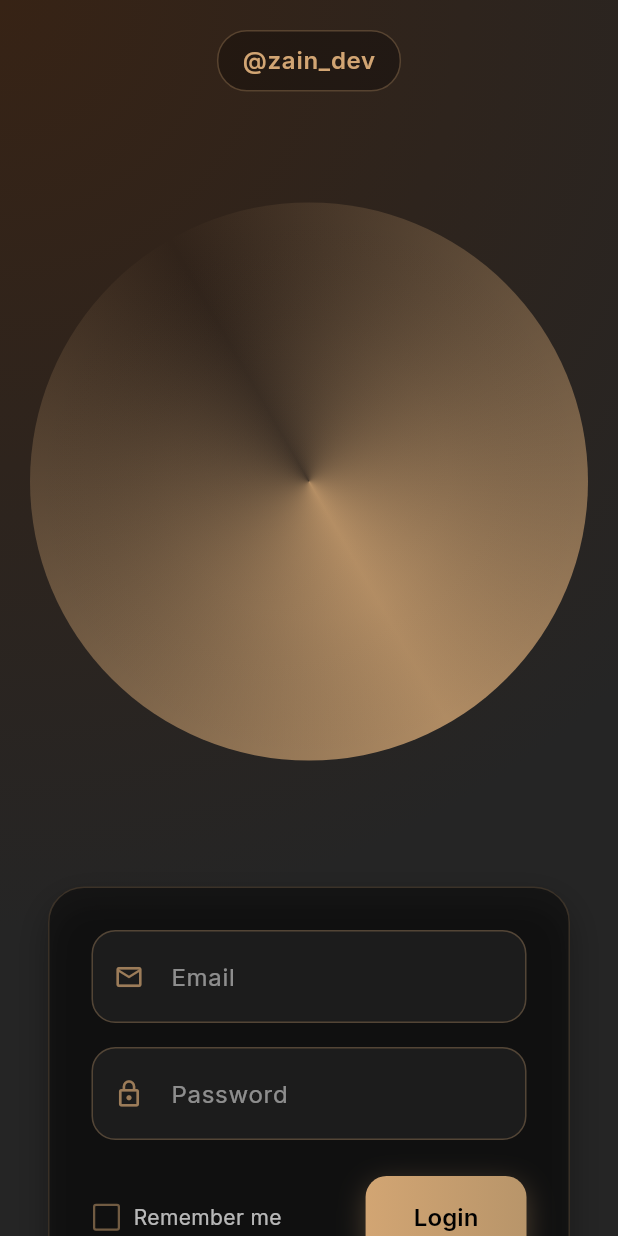
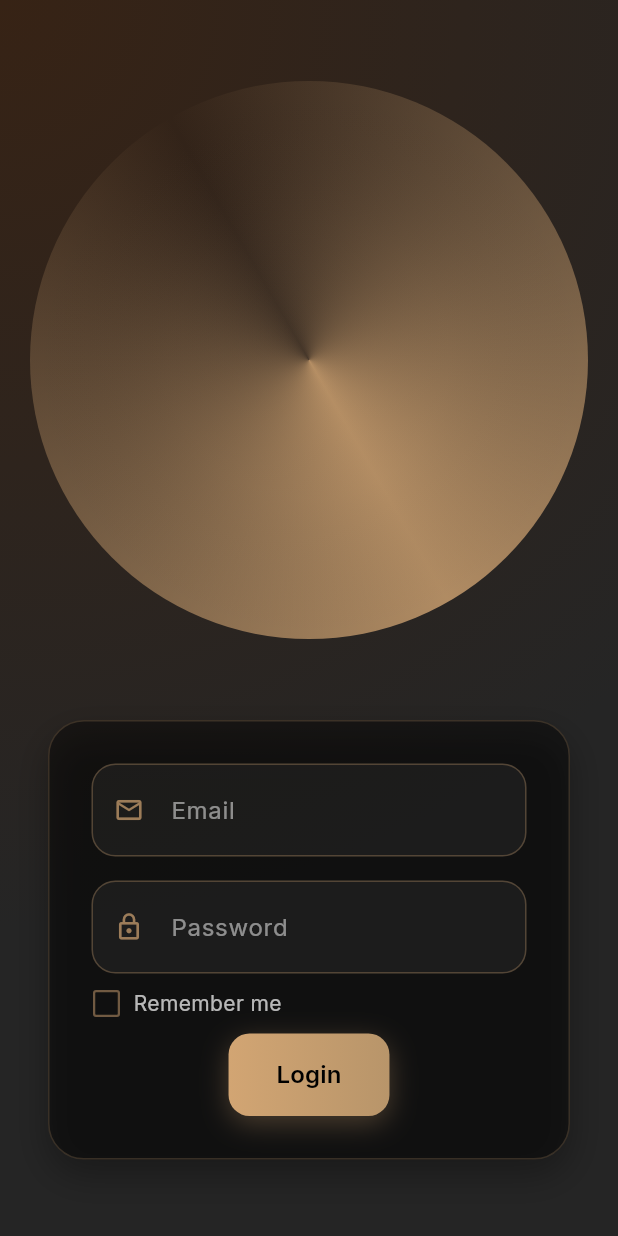
Before and after one commit to vaghasiyasahil/Animated-Login-Page, a Flutter app: the screen it shows after launch, on a phone screen of 412 x 824 dp. Run offline on Flutter 3.47's test engine with Material 3 defaults, Android fonts, the phone set to English and light mode, and no system bars; our stand-ins replace google_fonts, rive; statements that could not run were skipped.

Commit message:
Initial commit

```diff
--- a/lib/main.dart
+++ b/lib/main.dart
@@ -17,7 +17,7 @@ class MyApp extends StatelessWidget {
         primarySwatch: Colors.blue,
       ),
       debugShowCheckedModeBanner: false,
-      home: LoginScreen(),
+      home: const LoginScreen(),
     );
   }
 }
--- a/lib/screens/login_screen.dart
+++ b/lib/screens/login_screen.dart
@@ -1,4 +1,3 @@
-import 'package:flutter/foundation.dart';
 import 'package:flutter/material.dart';
 import 'package:flutter/services.dart';
 import 'package:google_fonts/google_fonts.dart';
@@ -122,6 +121,8 @@ class _LoginScreenState extends State<LoginScreen> with TickerProviderStateMixin
 
   void handleFocus() {
     isChecking?.change(true);
+    isHandUp?.change(false);
+    numLook?.change(0);
   }
 
   void handlePasswordFocus() {
@@ -129,6 +130,8 @@ class _LoginScreenState extends State<LoginScreen> with TickerProviderStateMixin
     isHandUp?.change(true);
     numLook?.change(0);
   }
+
+
 
   void moveEyeTrack(String val) {
     numLook?.change(val.length.toDouble());
@@ -174,42 +177,11 @@ class _LoginScreenState extends State<LoginScreen> with TickerProviderStateMixin
             child: SafeArea(
               child: Column(
                 children: [
-                  // Header
-                  Padding(
-                    padding: const EdgeInsets.all(20.0),
-                    child: Row(
-                      mainAxisAlignment: MainAxisAlignment.center,
-                      children: [
-                        Container(
-                          padding: const EdgeInsets.symmetric(horizontal: 16, vertical: 8),
-                          decoration: BoxDecoration(
-                            color: Colors.black.withOpacity(0.3),
-                            borderRadius: BorderRadius.circular(20),
-                            border: Border.all(
-                              color: const Color(0xFFD2A573).withOpacity(0.3),
-                              width: 1,
-                            ),
-                          ),
-                          child: Text(
-                            '@zain_dev',
-                            style: GoogleFonts.inter(
-                              color: const Color(0xFFD2A573),
-                              fontWeight: FontWeight.w600,
-                              fontSize: 16,
-                              letterSpacing: 0.5,
-                            ),
-                          ),
-                        ),
-                      ],
-                    ),
-                  ),
-
                   // Main content
                   Expanded(
                     child: SingleChildScrollView(
                       child: Column(
                         children: [
-                          // Rive Asset with subtle glow effect
                           AnimatedBuilder(
                             animation: _riveAnimation,
                             builder: (context, child) {
@@ -233,9 +205,9 @@ class _LoginScreenState extends State<LoginScreen> with TickerProviderStateMixin
                                                 shape: BoxShape.circle,
                                                 gradient: SweepGradient(
                                                   colors: [
-                                                    const Color(0xFFD2A573).withOpacity(0.0),
-                                                    const Color(0xFFD2A573).withOpacity(0.8),
-                                                    const Color(0xFFD2A573).withOpacity(0.0),
+                                                    const Color(0xFFD2A573).withValues(alpha: 0.0),
+                                                    const Color(0xFFD2A573).withValues(alpha: 0.8),
+                                                    const Color(0xFFD2A573).withValues(alpha: 0.0),
                                                   ],
                                                   stops: const [0.0, 0.5, 1.0],
                                                   transform: GradientRotation(_backgroundAnimation.value * 6.28),
@@ -243,7 +215,7 @@ class _LoginScreenState extends State<LoginScreen> with TickerProviderStateMixin
                                               ),
                                               child: Container(
                                                 margin: const EdgeInsets.all(3),
-                                                decoration: BoxDecoration(
+                                                decoration: const BoxDecoration(
                                                   shape: BoxShape.circle,
                                                   color: Colors.transparent,
                                                 ),
@@ -259,8 +231,8 @@ class _LoginScreenState extends State<LoginScreen> with TickerProviderStateMixin
                                             shape: BoxShape.circle,
                                             gradient: RadialGradient(
                                               colors: [
-                                                const Color(0xFFD2A573).withOpacity(0.15),
-                                                const Color(0xFFD2A573).withOpacity(0.05),
+                                                const Color(0xFFD2A573).withValues(alpha: 0.15),
+                                                const Color(0xFFD2A573).withValues(alpha: 0.05),
                                                 Colors.transparent,
                                               ],
                                             ),
@@ -275,12 +247,12 @@ class _LoginScreenState extends State<LoginScreen> with TickerProviderStateMixin
                                               borderRadius: BorderRadius.circular(24),
                                               boxShadow: [
                                                 BoxShadow(
-                                                  color: Colors.black.withOpacity(0.4),
+                                                  color: Colors.black.withValues(alpha: 0.4),
                                                   blurRadius: 30,
                                                   offset: const Offset(0, 15),
                                                 ),
                                                 BoxShadow(
-                                                  color: const Color(0xFFD2A573).withOpacity(0.2),
+                                                  color: const Color(0xFFD2A573).withValues(alpha: 0.2),
                                                   blurRadius: 40,
                                                   offset: const Offset(0, 0),
                                                 ),
@@ -294,7 +266,7 @@ class _LoginScreenState extends State<LoginScreen> with TickerProviderStateMixin
                                                     center: Alignment.center,
                                                     radius: 0.8,
                                                     colors: [
-                                                      Colors.white.withOpacity(0.1),
+                                                      Colors.white.withValues(alpha: 0.1),
                                                       Colors.transparent,
                                                     ],
                                                   ),
@@ -314,8 +286,6 @@ class _LoginScreenState extends State<LoginScreen> with TickerProviderStateMixin
                             },
                           ),
 
-                          const SizedBox(height: 30),
-
                           // Login Form
                           AnimatedBuilder(
                             animation: _formAnimation,
@@ -327,15 +297,15 @@ class _LoginScreenState extends State<LoginScreen> with TickerProviderStateMixin
                                   child: Container(
                                     margin: const EdgeInsets.symmetric(horizontal: 32),
                                     decoration: BoxDecoration(
-                                      color: Colors.black.withOpacity(0.4),
+                                      color: Colors.black.withValues(alpha: 0.4),
                                       borderRadius: BorderRadius.circular(24),
                                       border: Border.all(
-                                        color: const Color(0xFFD2A573).withOpacity(0.2),
+                                        color: const Color(0xFFD2A573).withValues(alpha: 0.2),
                                         width: 1,
                                       ),
                                       boxShadow: [
                                         BoxShadow(
-                                          color: Colors.black.withOpacity(0.3),
+                                          color: Colors.black.withValues(alpha: 0.3),
                                           blurRadius: 20,
                                           offset: const Offset(0, 10),
                                         ),
@@ -349,9 +319,9 @@ class _LoginScreenState extends State<LoginScreen> with TickerProviderStateMixin
                                           Container(
                                             decoration: BoxDecoration(
                                               borderRadius: BorderRadius.circular(16),
-                                              color: Colors.white.withOpacity(0.05),
+                                              color: Colors.white.withValues(alpha: 0.05),
                                               border: Border.all(
-                                                color: const Color(0xFFD2A573).withOpacity(0.3),
+                                                color: const Color(0xFFD2A573).withValues(alpha: 0.3),
                                                 width: 1,
                                               ),
                                             ),
@@ -362,14 +332,14 @@ class _LoginScreenState extends State<LoginScreen> with TickerProviderStateMixin
                                               keyboardType: TextInputType.emailAddress,
                                               style: GoogleFonts.inter(
                                                 fontSize: 16,
-                                                color: Colors.white.withOpacity(0.9),
+                                                color: Colors.white.withValues(alpha: 0.9),
                                               ),
                                               cursorColor: const Color(0xFFD2A573),
                                               decoration: InputDecoration(
                                                 hintText: "Email",
                                                 hintStyle: GoogleFonts.inter(
                                                   fontSize: 16,
-                                                  color: Colors.white.withOpacity(0.5),
+                                                  color: Colors.white.withValues(alpha: 0.5),
                                                   fontWeight: FontWeight.w400,
                                                 ),
                                                 border: InputBorder.none,
@@ -379,7 +349,7 @@ class _LoginScreenState extends State<LoginScreen> with TickerProviderStateMixin
                                                 ),
                                                 prefixIcon: Icon(
                                                   Icons.email_outlined,
-                                                  color: const Color(0xFFD2A573).withOpacity(0.7),
+                                                  color: const Color(0xFFD2A573).withValues(alpha: 0.7),
                                                   size: 20,
                                                 ),
                                               ),
@@ -392,9 +362,9 @@ class _LoginScreenState extends State<LoginScreen> with TickerProviderStateMixin
                                           Container(
                                             decoration: BoxDecoration(
                                               borderRadius: BorderRadius.circular(16),
-                                              color: Colors.white.withOpacity(0.05),
+                                              color: Colors.white.withValues(alpha: 0.05),
                                               border: Border.all(
-                                                color: const Color(0xFFD2A573).withOpacity(0.3),
+                                                color: const Color(0xFFD2A573).withValues(alpha: 0.3),
                                                 width: 1,
                                               ),
                                             ),
@@ -405,14 +375,14 @@ class _LoginScreenState extends State<LoginScreen> with TickerProviderStateMixin
                                               obscureText: true,
                                               style: GoogleFonts.inter(
                                                 fontSize: 16,
-                                                color: Colors.white.withOpacity(0.9),
+                                                color: Colors.white.withValues(alpha: 0.9),
                                               ),
                                               cursorColor: const Color(0xFFD2A573),
                                               decoration: InputDecoration(
                                                 hintText: "Password",
                                                 hintStyle: GoogleFonts.inter(
                                                   fontSize: 16,
-                                                  color: Colors.white.withOpacity(0.5),
+                                                  color: Colors.white.withValues(alpha: 0.5),
                                                   fontWeight: FontWeight.w400,
                                                 ),
                                                 border: InputBorder.none,
@@ -422,16 +392,13 @@ class _LoginScreenState extends State<LoginScreen> with TickerProviderStateMixin
                                                 ),
                                                 prefixIcon: Icon(
                                                   Icons.lock_outline,
-                                                  color: const Color(0xFFD2A573).withOpacity(0.7),
+                                                  color: const Color(0xFFD2A573).withValues(alpha: 0.7),
                                                   size: 20,
                                                 ),
                                               ),
                                             ),
                                           ),
-
-                                          const SizedBox(height: 24),
-
-                                          // Remember me and Login button
+                                          const SizedBox(height: 10),
                                           Row(
                                             mainAxisAlignment: MainAxisAlignment.spaceBetween,
                                             children: [
@@ -450,7 +417,7 @@ class _LoginScreenState extends State<LoginScreen> with TickerProviderStateMixin
                                                       activeColor: const Color(0xFFD2A573),
                                                       checkColor: Colors.black,
                                                       side: BorderSide(
-                                                        color: const Color(0xFFD2A573).withOpacity(0.5),
+                                                        color: const Color(0xFFD2A573).withValues(alpha: 0.5),
                                                         width: 1.5,
                                                       ),
                                                     ),
@@ -459,12 +426,15 @@ class _LoginScreenState extends State<LoginScreen> with TickerProviderStateMixin
                                                   Text(
                                                     "Remember me",
                                                     style: GoogleFonts.inter(
-                                                      color: Colors.white.withOpacity(0.7),
+                                                      color: Colors.white.withValues(alpha: 0.7),
                                                       fontSize: 14,
                                                     ),
                                                   ),
                                                 ],
                                               ),
+                                            ],
+                                          ),
+                                          const SizedBox(height: 10),
                                           Container(
                                             decoration: BoxDecoration(
                                               gradient: const LinearGradient(
@@ -476,7 +446,7 @@ class _LoginScreenState extends State<LoginScreen> with TickerProviderStateMixin
                                               borderRadius: BorderRadius.circular(14),
                                               boxShadow: [
                                                 BoxShadow(
-                                                      color: const Color(0xFFD2A573).withOpacity(0.3),
+                                                  color: const Color(0xFFD2A573).withValues(alpha: 0.3),
                                                   blurRadius: 15,
                                                   offset: const Offset(0, 5),
                                                 ),
@@ -507,8 +477,6 @@ class _LoginScreenState extends State<LoginScreen> with TickerProviderStateMixin
                                           ),
                                         ],
                                       ),
-                                        ],
-                                      ),
                                     ),
                                   ),
                                 ),
```
Also changed, not shown: pubspec.lock, 3 other files. Lines whose indentation alone changed are shown as unchanged.
